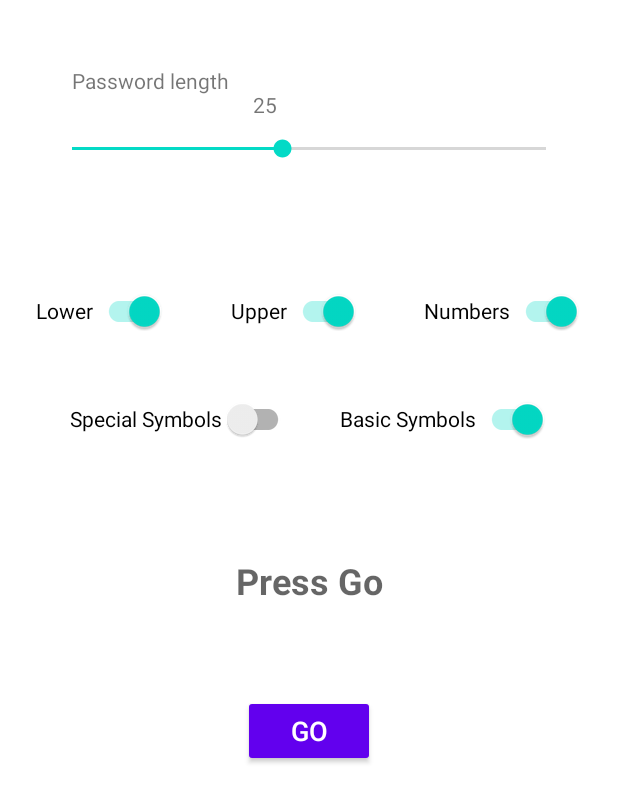
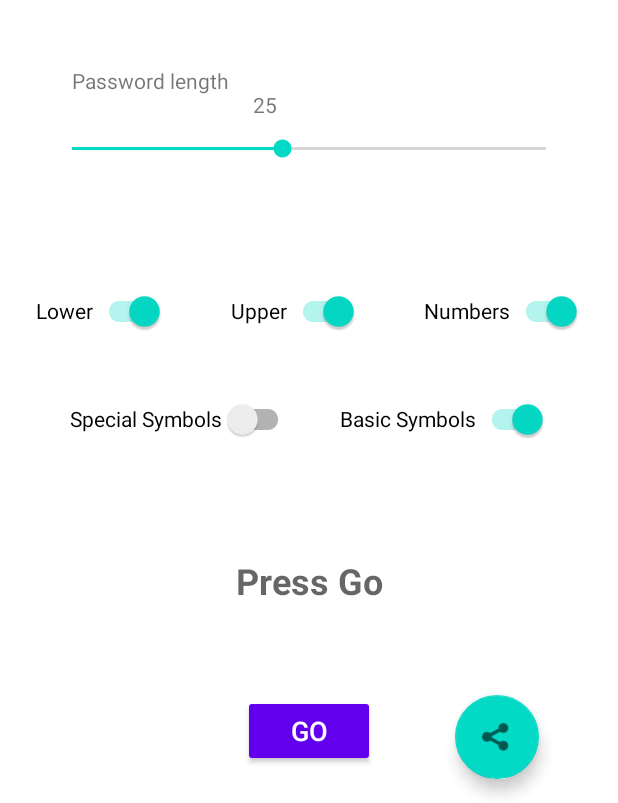
Before and after one commit to stanleywinstonsmythe/Password_Maker, an Android app: the screen it shows after launch (MainActivity), on a phone screen of 412 x 824 dp, the part 433-1236 px from its top. Run offline under Robolectric (Android 15) with nearby library versions, the phone set to English and light mode, and no system bars.

Commit message:
update with share

```diff
--- a/app/src/main/java/com/relaxed/passwordGenerator/MainActivity.java
+++ b/app/src/main/java/com/relaxed/passwordGenerator/MainActivity.java
@@ -23,6 +23,8 @@ import android.widget.Switch;
 import android.widget.TextView;
 import android.widget.Toast;
 
+import com.google.android.material.floatingactionbutton.FloatingActionButton;
+
 import java.util.Map;
 
 
@@ -38,9 +40,21 @@ public class MainActivity extends AppCompatActivity {
     private SeekBar mSeekBarPasswordLength;
     private TextView mTextViewPasswordLength;
     private MenuItem mMenuItemOptions;
+    private FloatingActionButton fabShare;
+    private FloatingActionButton fabGo;
 
     private int passwordLength = 25;
     private int minPasswordLength = 5;
+
+    private String mPassword;
+
+    private final String PASSWORD_KEY = "password key";
+
+    @Override
+    protected void onSaveInstanceState(@NonNull Bundle outState) {
+        super.onSaveInstanceState(outState);
+        outState.putString(PASSWORD_KEY, mPassword);
+    }
 
     @Override
     protected void onCreate(Bundle savedInstanceState) {
@@ -59,8 +73,12 @@ public class MainActivity extends AppCompatActivity {
             getSupportActionBar().setDisplayShowTitleEnabled(false);
         }
 
+        if (savedInstanceState != null) {
+            mPassword = savedInstanceState.getString(PASSWORD_KEY,"");
+        }
 
         mTextViewPassword = findViewById(R.id.textViewPassword);
+
         mSwitchLowerCase = findViewById(R.id.switch_lower);
         mSwitchBasicSymbols = findViewById(R.id.switch_basic_symbols);
         mSwitchNumbers = findViewById(R.id.switch_numbers);
@@ -69,6 +87,25 @@ public class MainActivity extends AppCompatActivity {
         mButtonGenerate = findViewById(R.id.button_run);
         mSeekBarPasswordLength = findViewById(R.id.seekBarPasswordLength);
         mTextViewPasswordLength = findViewById(R.id.textViewPasswordLength);
+        fabShare = findViewById(R.id.fabShare);
+
+        if (mPassword!=""){
+            mTextViewPassword.setText(mPassword);
+            fabShare.setClickable(true);
+        }
+
+        fabShare.setOnClickListener(new View.OnClickListener() {
+            @Override
+            public void onClick(View view) {
+                Intent sendIntent = new Intent();
+                sendIntent.setAction(Intent.ACTION_SEND);
+                sendIntent.putExtra(Intent.EXTRA_TEXT, mTextViewPassword.getText());
+                sendIntent.setType("text/plain");
+
+                Intent shareIntent = Intent.createChooser(sendIntent, null);
+                startActivity(shareIntent);
+            }
+        });
 
         mButtonGenerate.setOnClickListener(new View.OnClickListener() {
             @Override
@@ -83,14 +120,15 @@ public class MainActivity extends AppCompatActivity {
                             Toast.LENGTH_LONG).show();
                 }
                 else {
-                    mTextViewPassword.setText(PasswordGenerator.passwordGenerate(
+                    mPassword = PasswordGenerator.passwordGenerate(
                             mSwitchUpperCase.isChecked(),
                             mSwitchLowerCase.isChecked(),
                             mSwitchNumbers.isChecked(),
                             mSwitchBasicSymbols.isChecked(),
                             mSwitchSpecialSymbols.isChecked(),
-                            passwordLength, 2)
-                    );
+                            passwordLength, 2);
+                    mTextViewPassword.setText(mPassword);
+                    fabShare.setClickable(true);
                 }
             }
         });
--- a/app/src/main/res/layout-land/activity_main.xml
+++ b/app/src/main/res/layout-land/activity_main.xml
@@ -37,7 +37,7 @@
         app:layout_constraintTop_toBottomOf="@+id/my_toolbar"
         app:layout_constraintVertical_bias="0.96" />
 
-    <Switch
+    <androidx.appcompat.widget.SwitchCompat
         android:id="@+id/switch_numbers"
         android:layout_width="wrap_content"
         android:layout_height="wrap_content"
@@ -51,7 +51,7 @@
         tools:checked="true"
         tools:ignore="UseSwitchCompatOrMaterialXml" />
 
-    <Switch
+    <androidx.appcompat.widget.SwitchCompat
         android:id="@+id/switch_upper"
         android:layout_width="wrap_content"
         android:layout_height="wrap_content"
@@ -65,7 +65,7 @@
         tools:checked="true"
         tools:ignore="UseSwitchCompatOrMaterialXml" />
 
-    <Switch
+    <androidx.appcompat.widget.SwitchCompat
         android:id="@+id/switch_lower"
         android:layout_width="wrap_content"
         android:layout_height="wrap_content"
@@ -79,7 +79,7 @@
         tools:checked="true"
         tools:ignore="UseSwitchCompatOrMaterialXml" />
 
-    <Switch
+    <androidx.appcompat.widget.SwitchCompat
         android:id="@+id/switch_basic_symbols"
         android:layout_width="wrap_content"
         android:layout_height="wrap_content"
@@ -93,7 +93,7 @@
         tools:checked="true"
         tools:ignore="UseSwitchCompatOrMaterialXml" />
 
-    <Switch
+    <androidx.appcompat.widget.SwitchCompat
         android:id="@+id/switch_special_symbols"
         android:layout_width="wrap_content"
         android:layout_height="wrap_content"
@@ -121,6 +121,18 @@
         app:layout_constraintEnd_toEndOf="parent"
         app:layout_constraintStart_toStartOf="@+id/guideline2"
         app:layout_constraintTop_toTopOf="parent" />
+
+    <com.google.android.material.floatingactionbutton.FloatingActionButton
+        android:id="@+id/fabShare"
+        android:layout_width="wrap_content"
+        android:layout_height="wrap_content"
+        android:clickable="false"
+        android:focusable="auto"
+        app:layout_constraintBottom_toBottomOf="parent"
+        app:layout_constraintEnd_toEndOf="parent"
+        app:layout_constraintStart_toStartOf="@+id/guideline2"
+        app:layout_constraintTop_toBottomOf="@+id/button_run"
+        app:srcCompat="@android:drawable/ic_menu_share" />
 
     <SeekBar
         android:id="@+id/seekBarPasswordLength"
--- a/app/src/main/res/layout/activity_main.xml
+++ b/app/src/main/res/layout/activity_main.xml
@@ -186,5 +186,17 @@
         android:orientation="horizontal"
         app:layout_constraintGuide_percent=".35" />
 
+    <com.google.android.material.floatingactionbutton.FloatingActionButton
+        android:id="@+id/fabShare"
+        android:layout_width="wrap_content"
+        android:layout_height="wrap_content"
+        android:clickable="false"
+        android:focusable="auto"
+        app:layout_constraintBottom_toBottomOf="parent"
+        app:layout_constraintEnd_toEndOf="parent"
+        app:layout_constraintStart_toEndOf="@+id/button_run"
+        app:layout_constraintTop_toBottomOf="@+id/textViewPassword"
+        app:srcCompat="@android:drawable/ic_menu_share" />
+
 
 </androidx.constraintlayout.widget.ConstraintLayout>
```
